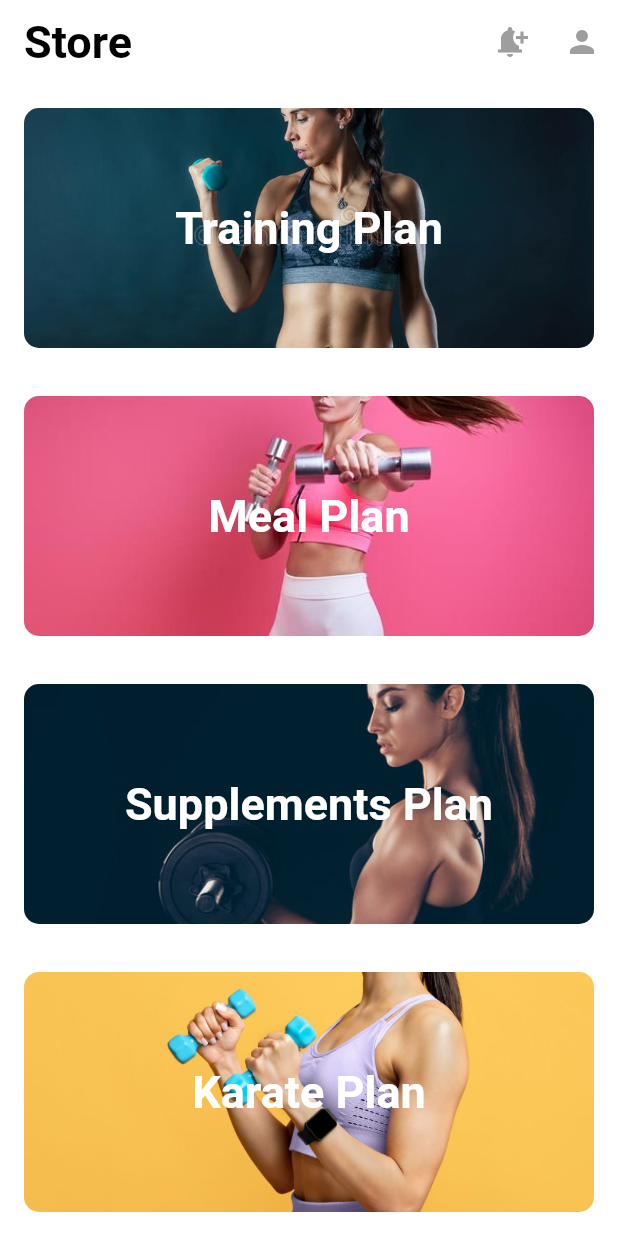
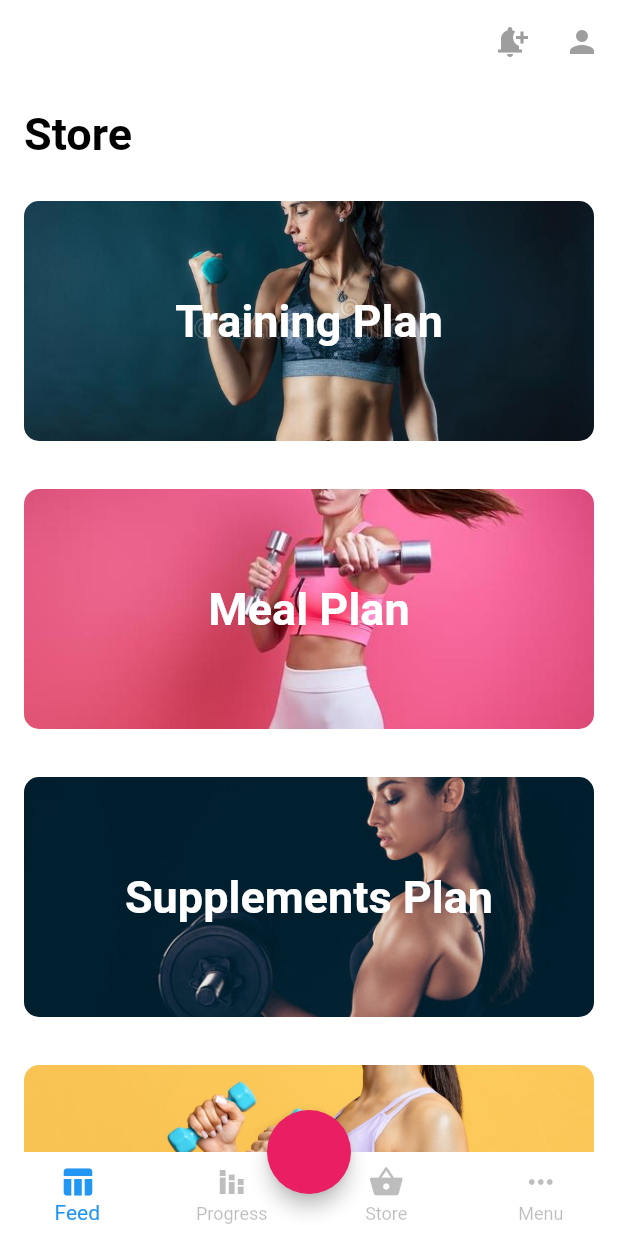
Before and after one commit to Static-404/Flutter, a Flutter app: the FirstPage screen opened by its route, on a phone screen of 412 x 824 dp. Run offline on Flutter 3.47's test engine with Material 2 defaults, Android fonts, the phone set to English and light mode, and no system bars; our stand-ins replace hive, hive_flutter, smooth_page_indicator; accounts and stored records are empty.

Commit message:
Day 24
added a bottom nav bar with a Floating action button

```diff
--- a/lib/screens/firstpage.dart
+++ b/lib/screens/firstpage.dart
@@ -8,20 +8,20 @@ class FirstPage extends StatefulWidget {
 }
 
 class _FirstPageState extends State<FirstPage> {
+
+  int currentIndex = 0;
+  void onTap(int index){
+    setState(() {
+      currentIndex = index;
+    });
+  }
+
   @override
   Widget build(BuildContext context) {
     return Scaffold(
       appBar: AppBar(
         backgroundColor: Colors.white,
         automaticallyImplyLeading: false,
-        title: Text(
-          'Store',
-          style: TextStyle(
-            color: Colors.black,
-            fontSize: 30,
-            fontWeight: FontWeight.bold,
-          ),
-        ),
         actions: [
           IconButton(onPressed: () {
             Navigator.pushNamed(context, '2Page');
@@ -40,7 +40,31 @@ class _FirstPageState extends State<FirstPage> {
 
           children: [
             Container(
-              child: Text(
+              alignment: Alignment.topLeft,
+              margin: const EdgeInsets.all(16.0),
+              height: 30,
+              child: const Text(
+                'Store',
+                style: TextStyle(
+                  color: Colors.black,
+                  fontSize: 30,
+                  fontWeight: FontWeight.bold,
+                ),
+                textAlign: TextAlign.left,
+              ),
+            ),
+            Container(
+              alignment: Alignment.center,
+              margin: const EdgeInsets.all(16.0),
+              height: 160,
+              decoration: BoxDecoration(
+                image:const DecorationImage(
+                  image: AssetImage('assets/images/blue pic.jpg'),
+                  fit: BoxFit.cover,
+                ),
+                borderRadius: BorderRadius.circular(10)
+              ),
+              child: const Text(
                 'Training Plan',
                 style: TextStyle(
                   color: Colors.white,
@@ -48,19 +72,19 @@ class _FirstPageState extends State<FirstPage> {
                   fontWeight: FontWeight.bold
                 ),
               ),
+            ),
+            Container(
               alignment: Alignment.center,
-              margin: EdgeInsets.all(16.0),
+              margin: const EdgeInsets.all(16.0),
               height: 160,
               decoration: BoxDecoration(
-                image:DecorationImage(
-                  image: AssetImage('assets/images/blue pic.jpg'),
+                image:const DecorationImage(
+                  image: AssetImage('assets/images/pink pic.jpg'),
                   fit: BoxFit.cover,
                 ),
                 borderRadius: BorderRadius.circular(10)
               ),
-            ),
-            Container(
-              child: Text(
+              child: const Text(
                 'Meal Plan',
                 style: TextStyle(
                     color: Colors.white,
@@ -68,19 +92,19 @@ class _FirstPageState extends State<FirstPage> {
                     fontWeight: FontWeight.bold
                 ),
               ),
+            ),
+            Container(
               alignment: Alignment.center,
-              margin: EdgeInsets.all(16.0),
+              margin: const EdgeInsets.all(16.0),
               height: 160,
               decoration: BoxDecoration(
-                image:DecorationImage(
-                  image: AssetImage('assets/images/pink pic.jpg'),
+                image:const DecorationImage(
+                  image: AssetImage('assets/images/dark pic.jpg'),
                   fit: BoxFit.cover,
                 ),
                 borderRadius: BorderRadius.circular(10)
               ),
-            ),
-            Container(
-              child: Text(
+              child: const Text(
                 'Supplements Plan',
                 style: TextStyle(
                     color: Colors.white,
@@ -88,19 +112,19 @@ class _FirstPageState extends State<FirstPage> {
                     fontWeight: FontWeight.bold
                 ),
               ),
+            ),
+            Container(
               alignment: Alignment.center,
-              margin: EdgeInsets.all(16.0),
+              margin: const EdgeInsets.all(16.0),
               height: 160,
               decoration: BoxDecoration(
-                image:DecorationImage(
-                  image: AssetImage('assets/images/dark pic.jpg'),
+                image:const DecorationImage(
+                  image: AssetImage('assets/images/orange pic.jpg'),
                   fit: BoxFit.cover,
                 ),
                 borderRadius: BorderRadius.circular(10)
               ),
-            ),
-            Container(
-              child: Text(
+              child: const Text(
                 'Karate Plan',
                 style: TextStyle(
                     color: Colors.white,
@@ -108,20 +132,33 @@ class _FirstPageState extends State<FirstPage> {
                     fontWeight: FontWeight.bold
                 ),
               ),
-              alignment: Alignment.center,
-              margin: EdgeInsets.all(16.0),
-              height: 160,
-              decoration: BoxDecoration(
-                image:DecorationImage(
-                  image: AssetImage('assets/images/orange pic.jpg'),
-                  fit: BoxFit.cover,
-                ),
-                borderRadius: BorderRadius.circular(10)
-              ),
             ),
           ],
         ),
       ),
+      floatingActionButtonLocation:FloatingActionButtonLocation.centerDocked,
+      floatingActionButton: FloatingActionButton(
+        elevation: 5.0,
+        onPressed: (){},
+        backgroundColor: Colors.pink,
+      ),
+      bottomNavigationBar: BottomNavigationBar(
+        type: BottomNavigationBarType.fixed,
+        currentIndex: currentIndex,
+        onTap: onTap,
+        backgroundColor: Colors.white,
+        selectedItemColor: Colors.blue,
+        unselectedItemColor: Colors.black26,
+        showSelectedLabels: true,
+        showUnselectedLabels: true,
+        elevation: 0,
+        items: const[
+          BottomNavigationBarItem(icon: Icon(Icons.table_chart), label: "Feed"),
+          BottomNavigationBarItem(icon: Icon(Icons.stacked_bar_chart), label: "Progress"),
+          BottomNavigationBarItem(icon: Icon(Icons.shopping_basket), label: "Store"),
+          BottomNavigationBarItem(icon: Icon(Icons.more_horiz), label: "Menu"),
+        ],
+      ),
     );
   }
 }
```
